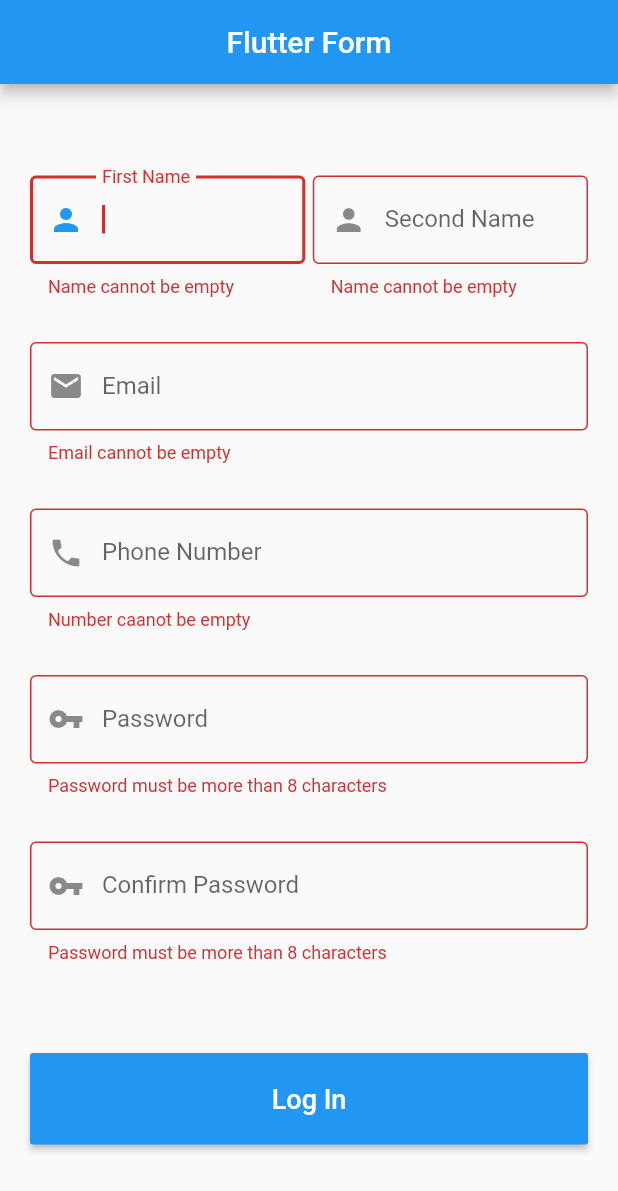
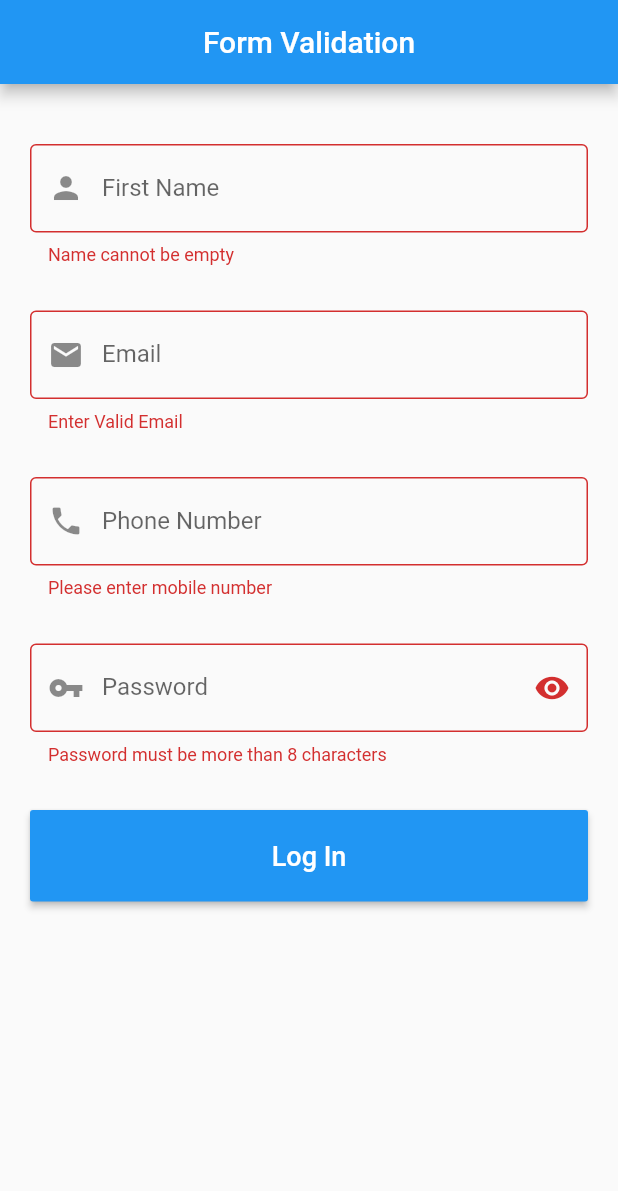
Before and after one commit to timilehinjegede/form-validation, a Flutter app: the screen it shows after launch, after a tap on "Log In", on a phone screen of 412 x 824 dp. Shown: the top 1191 px of the screen. Run offline on Flutter 3.47's test engine with Material 2 defaults, Android fonts, the phone set to English and light mode, and no system bars.

Commit message:
Added form validation

```diff
--- a/lib/main.dart
+++ b/lib/main.dart
@@ -15,7 +15,7 @@ class MyApp extends StatelessWidget {
       home: Scaffold(
         appBar: AppBar(
           title: Text(
-            'Flutter Form',
+            'Form Validation',
           ),
           centerTitle: true,
         ),
@@ -32,76 +32,42 @@ class MyFlutterForm extends StatefulWidget {
 }
 
 class _MyFlutterFormState extends State<MyFlutterForm> {
-  //Global Key here
+
+  //form key here
   final _formKey = GlobalKey<FormState>();
-  FocusNode focusNode;
-  final myController = TextEditingController();
-
-  //create the focus node
-  @override
-  void initState() {
-    // TODO: implement initState
-    super.initState();
-    focusNode = FocusNode();
-    myController.addListener(getSecondName);
-  }
-
-  //dispose the focus node
-  @override
-  void dispose() {
-    // TODO: implement dispose
-    focusNode.dispose();
-    myController.dispose();
-    super.dispose();
-  }
+  // variable to enable auto validating of theform
+  bool _autoValidate = true;
+  // variable to enable toggling between showing and hiding password
+  bool _hidePassword = true;
 
   @override
   Widget build(BuildContext context) {
-
     return Form(
       key: _formKey,
+      autovalidate: _autoValidate,
       child: Container(
-        padding: EdgeInsets.only(right: 20.0, left: 20.0),
+        padding: EdgeInsets.only(
+          right: 20.0,
+          left: 20.0,
+          top: 40,
+        ),
         width: MediaQuery.of(context).size.width,
         height: MediaQuery.of(context).size.height,
-        child: Column(
-          mainAxisAlignment: MainAxisAlignment.center,
+        child: ListView(
+          children: [
+            Column(
+              mainAxisAlignment: MainAxisAlignment.start,
               children: <Widget>[
-            Row(
-              mainAxisAlignment: MainAxisAlignment.center,
-              children: <Widget>[
-                Expanded(
-                  child: TextFormField(
+                TextFormField(
                   decoration: InputDecoration(
                     border: OutlineInputBorder(),
                     prefixIcon: Icon(Icons.person),
                     labelText: 'First Name',
                   ),
                   keyboardType: TextInputType.text,
-                    focusNode: focusNode,
-                    validator: (String value){
-                      return value.isEmpty ? 'Name cannot be empty' :null;
+                  validator: (String value) {
+                    return value.isEmpty ? 'Name cannot be empty' : null;
                   },
-                    onChanged: (text) => print(text),
-                  ),
-                ),
-                SizedBox(
-                  width: 5.0,
-                ),
-                Expanded(
-                  child: TextFormField(
-                    decoration: InputDecoration(
-                        border: OutlineInputBorder(),
-                        prefixIcon: Icon(Icons.person),
-                        labelText: 'Second Name'),
-                    keyboardType: TextInputType.text,
-                    validator: (String value){
-                      return value.isEmpty ? 'Name cannot be empty' : null ;
-                    },
-                    controller: myController,
-                  ),
-                ),
-              ],
                 ),
                 SizedBox(
                   height: 30.0,
@@ -112,9 +78,7 @@ class _MyFlutterFormState extends State<MyFlutterForm> {
                       prefixIcon: Icon(Icons.email),
                       labelText: 'Email'),
                   keyboardType: TextInputType.emailAddress,
-              validator: (String value){
-                return value.isEmpty ? 'Email cannot be empty' : null ;
-              },
+                  validator: validateEmail,
                 ),
                 SizedBox(
                   height: 30.0,
@@ -124,37 +88,28 @@ class _MyFlutterFormState extends State<MyFlutterForm> {
                     border: OutlineInputBorder(),
                     prefixIcon: Icon(Icons.phone),
                     labelText: 'Phone Number',
-                prefixText: '+234',
                   ),
                   keyboardType: TextInputType.phone,
-              validator: (String value){
-                return value.isEmpty ?'Number caanot be empty' :null;
-              },
+                  validator: validateMobile,
                 ),
                 SizedBox(
                   height: 30.0,
                 ),
                 TextFormField(
                   decoration: InputDecoration(
+                      suffixIcon: GestureDetector(
+                        onTap: () {
+                          setState(() {
+                            _hidePassword = !_hidePassword;
+                          });
+                        },
+                        child: Icon(Icons.remove_red_eye),
+                      ),
                       prefixIcon: Icon(Icons.vpn_key),
                       border: OutlineInputBorder(),
                       labelText: 'Password'),
                   keyboardType: TextInputType.visiblePassword,
-              validator: (String value) {
-                return value.length < 8
-                    ? 'Password must be more than 8 characters'
-                    : null;
-              },
-            ),
-            SizedBox(
-              height: 30.0,
-            ),
-            TextFormField(
-              decoration: InputDecoration(
-                  prefixIcon: Icon(Icons.vpn_key),
-                  border: OutlineInputBorder(),
-                  labelText: 'Confirm Password'),
-//              keyboardType: TextInputType.visiblePassword,
+                  obscureText: _hidePassword,
                   validator: (String value) {
                     return value.length < 8
                         ? 'Password must be more than 8 characters'
@@ -165,19 +120,15 @@ class _MyFlutterFormState extends State<MyFlutterForm> {
                   height: 30.0,
                 ),
                 SizedBox(
-              height: 30.0,
-            ),
-            ButtonTheme(
-              minWidth: double.infinity,
-              height: 36.0,
+                  width: double.infinity,
                   child: RaisedButton(
+                    color: Colors.blue,
                     onPressed: () {
                       if (_formKey.currentState.validate()) {
                         Scaffold.of(context).showSnackBar(SnackBar(
                           content: Text('Form Validated, No errors'),
                         ));
                       }
-                focusNode.requestFocus();
                     },
                     textColor: Colors.white,
                     elevation: 2.0,
@@ -192,9 +143,32 @@ class _MyFlutterFormState extends State<MyFlutterForm> {
                 ),
               ],
             ),
+          ],
+        ),
       ),
     );
   }
 
-  void getSecondName() => print('Second name is ${myController.text}');
+// regex method to validate user phone number
+  String validateMobile(String value) {
+    String pattern = r'(^(?:[+0]9)?[0-9]{11}$)';
+    RegExp regExp = new RegExp(pattern);
+    if (value.length == 0) {
+      return 'Please enter mobile number';
+    } else if (!regExp.hasMatch(value)) {
+      return 'Please enter valid mobile number';
     }
+    return null;
+  }
+
+  // regex method to validate email
+  String validateEmail(String value) {
+    Pattern pattern =
+        r'^(([^<>()[\]\\.,;:\s@\"]+(\.[^<>()[\]\\.,;:\s@\"]+)*)|(\".+\"))@((\[[0-9]{1,3}\.[0-9]{1,3}\.[0-9]{1,3}\.[0-9]{1,3}\])|(([a-zA-Z\-0-9]+\.)+[a-zA-Z]{2,}))$';
+    RegExp regex = new RegExp(pattern);
+    if (!regex.hasMatch(value))
+      return 'Enter Valid Email';
+    else
+      return null;
+  }
+}
```
Lines whose indentation alone changed are shown as unchanged.
